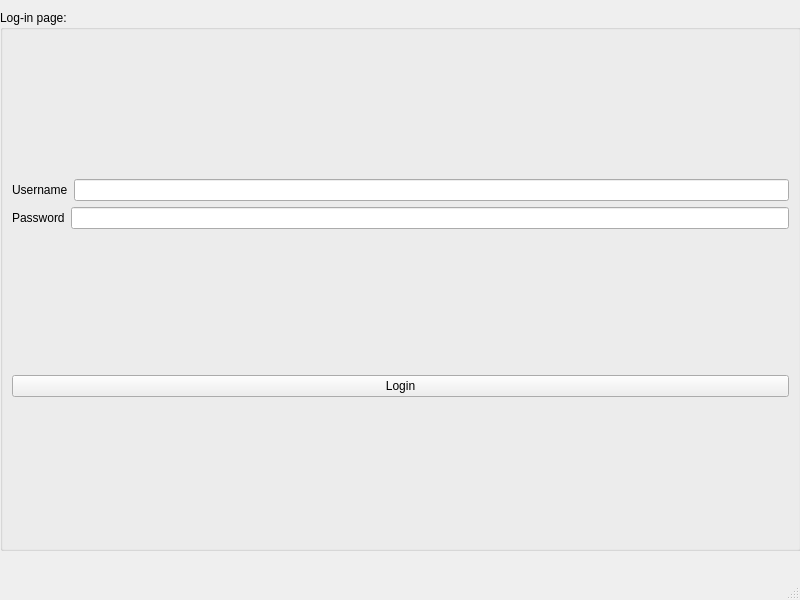
Qt form mainwindow.ui (MostafaElfaggal/CS2-Project) before a commit.
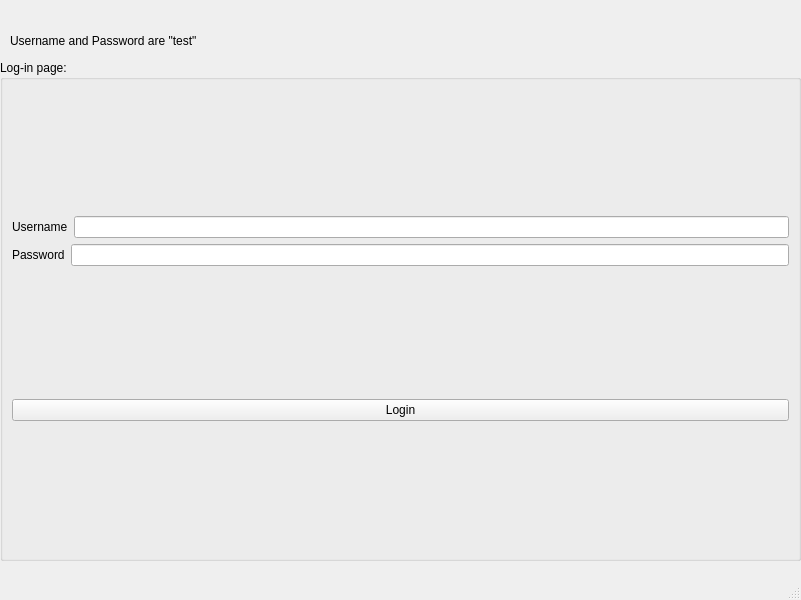
The same form after that commit.

```diff
--- a/mainwindow.ui
+++ b/mainwindow.ui
@@ -6,7 +6,7 @@
    <rect>
     <x>0</x>
     <y>0</y>
-    <width>800</width>
+    <width>801</width>
     <height>600</height>
    </rect>
   </property>
@@ -18,9 +18,9 @@
     <property name="geometry">
      <rect>
       <x>0</x>
-      <y>10</y>
+      <y>60</y>
       <width>801</width>
-      <height>541</height>
+      <height>501</height>
      </rect>
     </property>
     <property name="title">
@@ -68,6 +68,19 @@
      </item>
     </layout>
    </widget>
+   <widget class="QLabel" name="label_3">
+    <property name="geometry">
+     <rect>
+      <x>10</x>
+      <y>0</y>
+      <width>777</width>
+      <height>81</height>
+     </rect>
+    </property>
+    <property name="text">
+     <string>Username and Password are &quot;test&quot;</string>
+    </property>
+   </widget>
   </widget>
   <widget class="QMenuBar" name="menubar">
    <property name="geometry">
```
Left out of the diff: 2 changed lines with no effect on the pictures.
